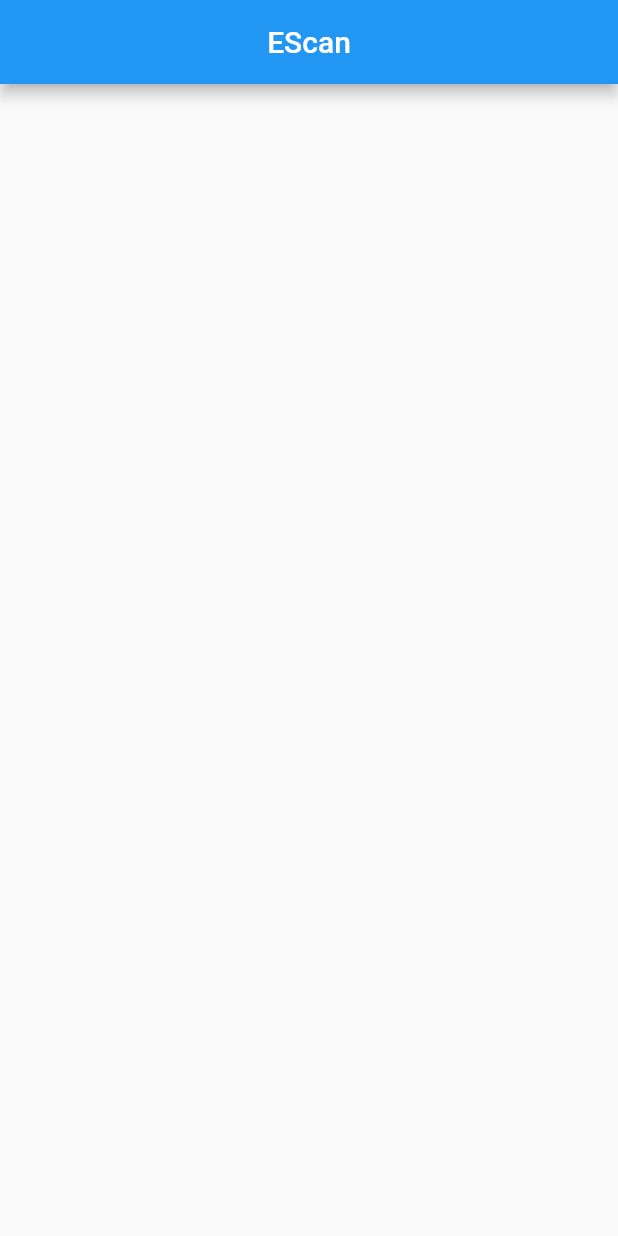
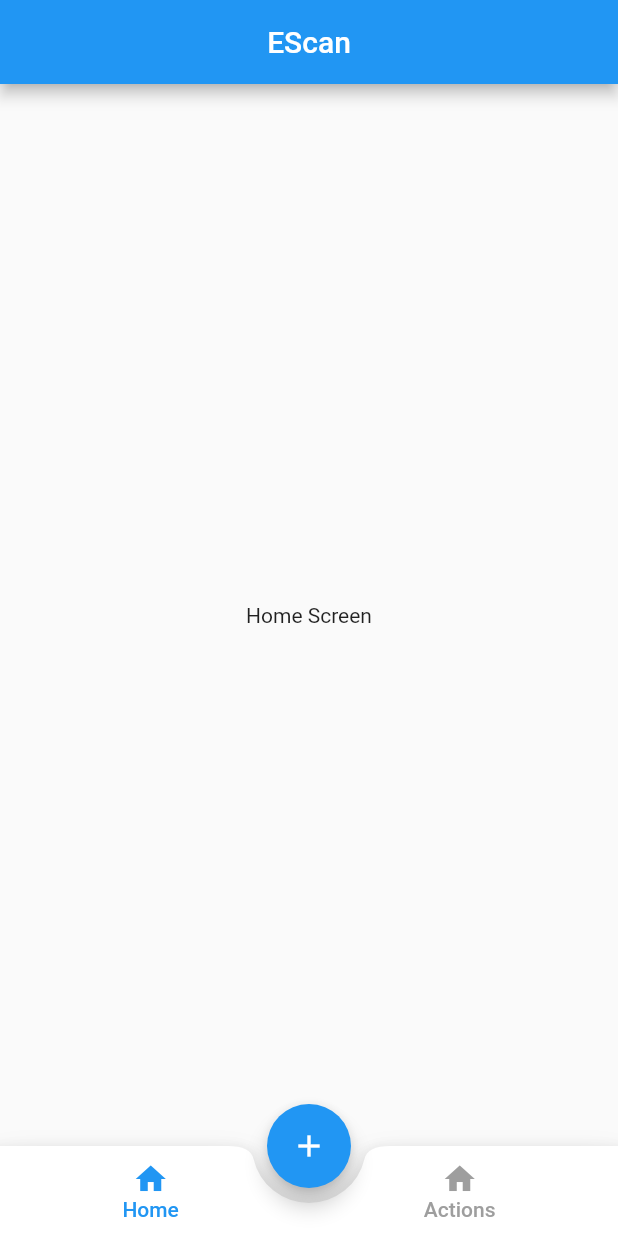
Before and after one commit to KetakiMDeshmukh/eScan, a Flutter app: the screen it shows after launch, on a phone screen of 412 x 824 dp. Run offline on Flutter 3.47's test engine with Material 2 defaults, Android fonts, the phone set to English and light mode, and no system bars.

Commit message:
Anuraag's code for bottom nav bar

```diff
--- /dev/null
+++ b/lib/action.dart
@@ -0,0 +1,19 @@
+import 'package:flutter/material.dart';
+
+class ActionPage extends StatefulWidget {
+  const ActionPage({Key? key}) : super(key: key);
+
+  @override
+  _ActionState createState() => _ActionState();
+}
+
+class _ActionState extends State<ActionPage> {
+  @override
+  Widget build(BuildContext context) {
+    return Scaffold(
+      body: Center(
+        child: Text('Actions Screen'),
+      ),
+    );
+  }
+}
--- /dev/null
+++ b/lib/home.dart
@@ -0,0 +1,19 @@
+import 'package:flutter/material.dart';
+
+class Home extends StatefulWidget {
+  const Home({Key? key}) : super(key: key);
+
+  @override
+  _HomeState createState() => _HomeState();
+}
+
+class _HomeState extends State<Home> {
+  @override
+  Widget build(BuildContext context) {
+    return Scaffold(
+      body: Center(
+        child: Text('Home Screen'),
+      ),
+    );
+  }
+}
--- /dev/null
+++ b/lib/homepage.dart
@@ -0,0 +1,105 @@
+import 'package:e_scan/action.dart';
+import 'package:e_scan/home.dart';
+import 'package:flutter/material.dart';
+
+class HomePage extends StatefulWidget {
+  const HomePage({Key? key}) : super(key: key);
+
+  @override
+  _HomePageState createState() => _HomePageState();
+}
+
+class _HomePageState extends State<HomePage> {
+
+  int currentTab =0;
+  final List<Widget> screens = [
+    Home(),
+    ActionPage(),
+  ];
+
+  final PageStorageBucket bucket = PageStorageBucket();
+  Widget currentScreen = Home();
+
+  @override
+  Widget build(BuildContext context) {
+    return Scaffold(
+      appBar: AppBar(
+        title: Text("EScan"),
+        centerTitle: true,
+      ),
+      body: PageStorage(
+        child: currentScreen,
+        bucket: bucket,
+      ),
+      floatingActionButton: FloatingActionButton(
+        child: Icon(Icons.add),
+        onPressed: () {},
+      ),
+      floatingActionButtonLocation: FloatingActionButtonLocation.centerDocked,
+      bottomNavigationBar: BottomAppBar(
+        shape: CircularNotchedRectangle(),
+        notchMargin: 10,
+        child: Container(
+          height: 60,
+          child: Row(
+            mainAxisAlignment: MainAxisAlignment.spaceAround,
+            children: <Widget>[
+              Row(
+                crossAxisAlignment: CrossAxisAlignment.center,
+                children: [
+                  MaterialButton(
+                    minWidth: 50,
+                    onPressed: () {
+                      setState(() {
+                        currentScreen = Home();
+                        currentTab=0;
+                      });
+                    },
+                    child: Column(
+                      mainAxisAlignment: MainAxisAlignment.center,
+                      children: [
+                        Icon(
+                          Icons.home,
+                          color: currentTab == 0 ? Colors.blue : Colors.grey,
+                        ),
+                        Text('Home',
+                          style: TextStyle(color: currentTab == 0 ? Colors.blue : Colors.grey),
+                        ),
+                      ],
+                    ),
+                  ),
+                ],
+              ),
+              Row(
+                crossAxisAlignment: CrossAxisAlignment.center,
+                children: [
+                  MaterialButton(
+                    minWidth: 50,
+                    onPressed: () {
+                      setState(() {
+                        currentScreen = ActionPage();
+                        currentTab=1;
+                      });
+                    },
+                    child: Column(
+                      mainAxisAlignment: MainAxisAlignment.center,
+                      children: [
+                        Icon(
+                          Icons.home,
+                          color: currentTab == 1 ? Colors.blue : Colors.grey,
+                        ),
+                        Text('Actions',
+                          style: TextStyle(color: currentTab == 1 ? Colors.blue : Colors.grey),
+                        ),
+                      ],
+                    ),
+                  ),
+                ],
+              ),
+            ],
+          ),
+        ),
+      ),
+    );
+  }
+}
--- a/lib/main.dart
+++ b/lib/main.dart
@@ -1,3 +1,5 @@
+import 'package:e_scan/homepage.dart';
+import 'package:flutter/cupertino.dart';
 import 'package:flutter/material.dart';
 
 void main() {
@@ -15,7 +17,7 @@ class MyApp extends StatelessWidget {
       theme: ThemeData(
         primarySwatch: Colors.blue,
       ),
-      home: const MyHomePage(),
+      home: const HomePage(),
     );
   }
 }
@@ -34,9 +36,7 @@ class _MyHomePageState extends State<MyHomePage> {
         title: Text("EScan"),
         centerTitle: true,
       ),
-        body: Container(
-
-        )
+      body: Container(),
     );
   }
 }
```
